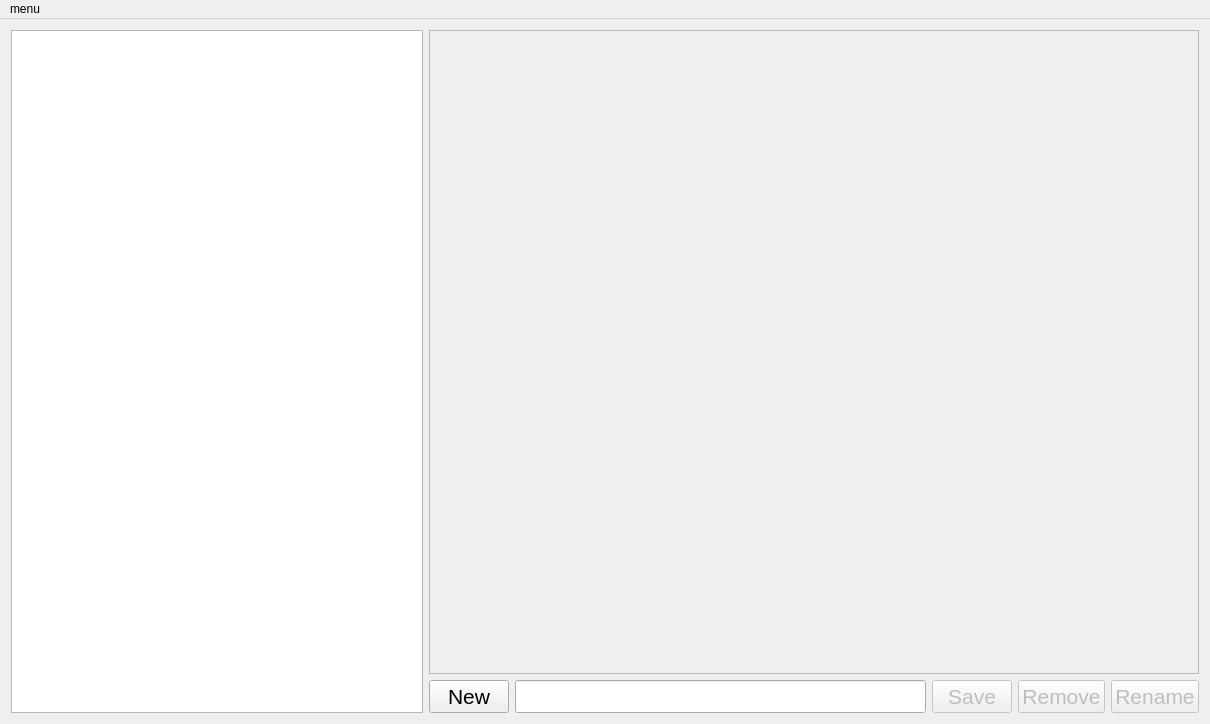
This is mainwindow.ui in arkadiusz97/VfNotes as Qt 5 draws it before an edit. The edited form follows.
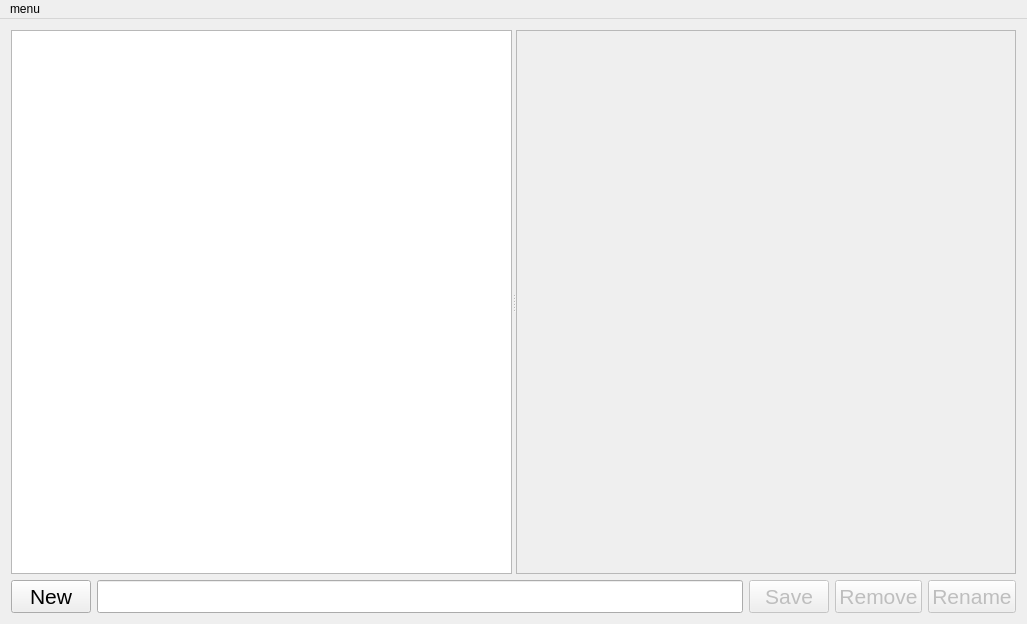
This is the edited form.

What changed in the file:
```diff
--- a/mainwindow.ui
+++ b/mainwindow.ui
@@ -6,34 +6,60 @@
    <rect>
     <x>0</x>
     <y>0</y>
-    <width>1210</width>
-    <height>724</height>
+    <width>1027</width>
+    <height>624</height>
    </rect>
   </property>
   <property name="windowTitle">
    <string>VfNotes 1.0</string>
   </property>
   <widget class="QWidget" name="centralWidget">
-   <layout class="QGridLayout" name="gridLayout">
-    <item row="2" column="5">
-     <widget class="QPushButton" name="pushButtonRename">
-      <property name="enabled">
-       <bool>false</bool>
+   <layout class="QVBoxLayout" name="verticalLayout">
+    <item>
+     <widget class="QSplitter" name="splitterNotesAndNote">
+      <property name="orientation">
+       <enum>Qt::Horizontal</enum>
       </property>
-      <property name="font">
-       <font>
-        <pointsize>16</pointsize>
-       </font>
-      </property>
-      <property name="text">
-       <string>Rename</string>
-      </property>
-     </widget>
-    </item>
-    <item row="0" column="0" rowspan="3">
      <widget class="QListWidget" name="listWidgetNotes"/>
+      <widget class="QPlainTextEdit" name="plainTextEditContent">
+       <property name="enabled">
+        <bool>false</bool>
+       </property>
+       <property name="font">
+        <font>
+         <pointsize>9</pointsize>
+        </font>
+       </property>
+      </widget>
+     </widget>
     </item>
-    <item row="2" column="3">
+    <item>
+     <layout class="QHBoxLayout" name="horizontalLayoutButtonsAndNameEdit">
+      <property name="sizeConstraint">
+       <enum>QLayout::SetDefaultConstraint</enum>
+      </property>
+      <item>
+       <widget class="QPushButton" name="pushButtonNew">
+        <property name="font">
+         <font>
+          <pointsize>16</pointsize>
+         </font>
+        </property>
+        <property name="text">
+         <string>New</string>
+        </property>
+       </widget>
+      </item>
+      <item>
+       <widget class="QLineEdit" name="lineEditNew">
+        <property name="font">
+         <font>
+          <pointsize>16</pointsize>
+         </font>
+        </property>
+       </widget>
+      </item>
+      <item>
      <widget class="QPushButton" name="pushButtonSave">
       <property name="enabled">
        <bool>false</bool>
@@ -48,7 +74,7 @@
       </property>
      </widget>
     </item>
-    <item row="2" column="4">
+      <item>
      <widget class="QPushButton" name="pushButtonRemove">
       <property name="enabled">
        <bool>false</bool>
@@ -63,38 +89,22 @@
       </property>
      </widget>
     </item>
-    <item row="2" column="1">
-     <widget class="QPushButton" name="pushButtonNew">
-      <property name="font">
-       <font>
-        <pointsize>16</pointsize>
-       </font>
-      </property>
-      <property name="text">
-       <string>New</string>
-      </property>
-     </widget>
-    </item>
-    <item row="2" column="2">
-     <widget class="QLineEdit" name="lineEditNew">
-      <property name="font">
-       <font>
-        <pointsize>16</pointsize>
-       </font>
-      </property>
-     </widget>
-    </item>
-    <item row="0" column="1" rowspan="2" colspan="5">
-     <widget class="QPlainTextEdit" name="plainTextEditContent">
+      <item>
+       <widget class="QPushButton" name="pushButtonRename">
       <property name="enabled">
        <bool>false</bool>
       </property>
       <property name="font">
        <font>
-        <pointsize>9</pointsize>
-       </font>
-      </property>
-     </widget>
+          <pointsize>16</pointsize>
+         </font>
+        </property>
+        <property name="text">
+         <string>Rename</string>
+        </property>
+       </widget>
+      </item>
+     </layout>
     </item>
    </layout>
   </widget>
@@ -103,7 +113,7 @@
     <rect>
      <x>0</x>
      <y>0</y>
-     <width>1210</width>
+     <width>1027</width>
      <height>21</height>
     </rect>
    </property>
```
Left out of the diff: 17 changed lines with no effect on the pictures. Lines whose indentation alone changed are shown as unchanged.
